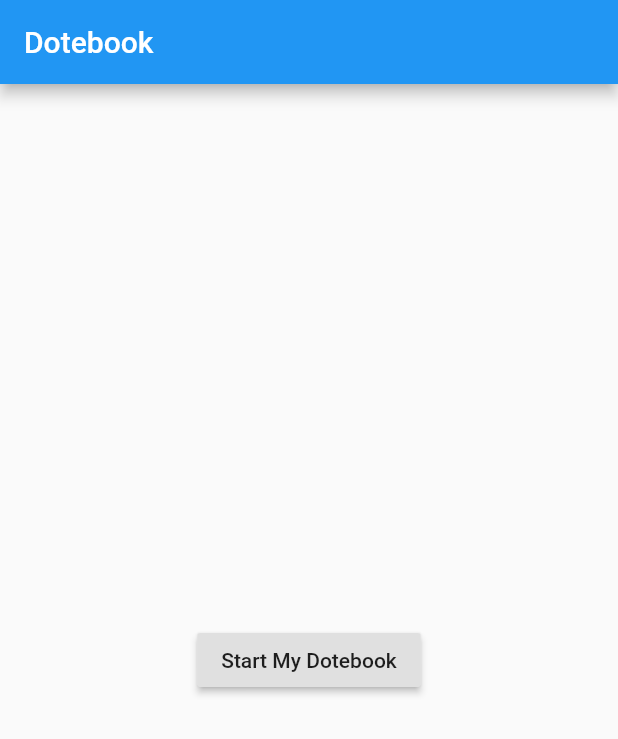
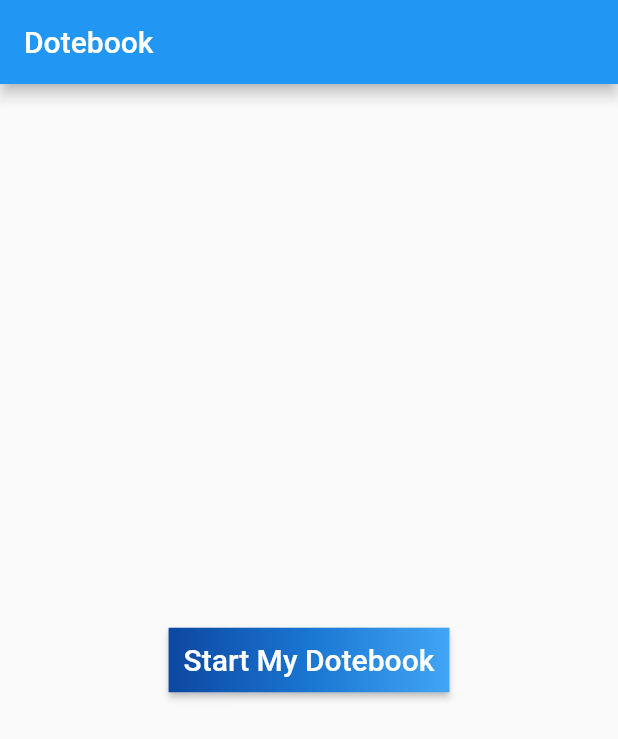
Before and after one commit to fenchao/dotebook, a Flutter app: the screen it shows after launch, on a phone screen of 412 x 824 dp. Shown: the top 739 px of the screen. Run offline on Flutter 3.47's test engine with Material 2 defaults, Android fonts, the phone set to English and light mode, and no system bars.

Commit message:
update home button, handle null return

```diff
--- a/lib/homeScreen.dart
+++ b/lib/homeScreen.dart
@@ -10,10 +10,27 @@ class HomeScreen extends StatelessWidget {
       ),
       body: Center(
         child: RaisedButton(
-            child: Text('Start My Dotebook'),
-            onPressed: () {
-              Navigator.pushNamed(context, '/summary');
-            }
+          onPressed: () {
+            Navigator.pushNamed(context, '/summary');
+          },
+          textColor: Colors.white,
+          padding: const EdgeInsets.all(0.0),
+          child: Container(
+            decoration: const BoxDecoration(
+              gradient: LinearGradient(
+                colors: <Color>[
+                  Color(0xFF0D47A1),
+                  Color(0xFF1976D2),
+                  Color(0xFF42A5F5),
+                ],
+              ),
+            ),
+            padding: const EdgeInsets.all(10.0),
+            child: const Text(
+                'Start My Dotebook',
+                style: TextStyle(fontSize: 20)
+            ),
+          ),
         ),
       ),
     );
```
Also changed, not shown: lib/summaryScreen.dart (+7 -5 lines).
